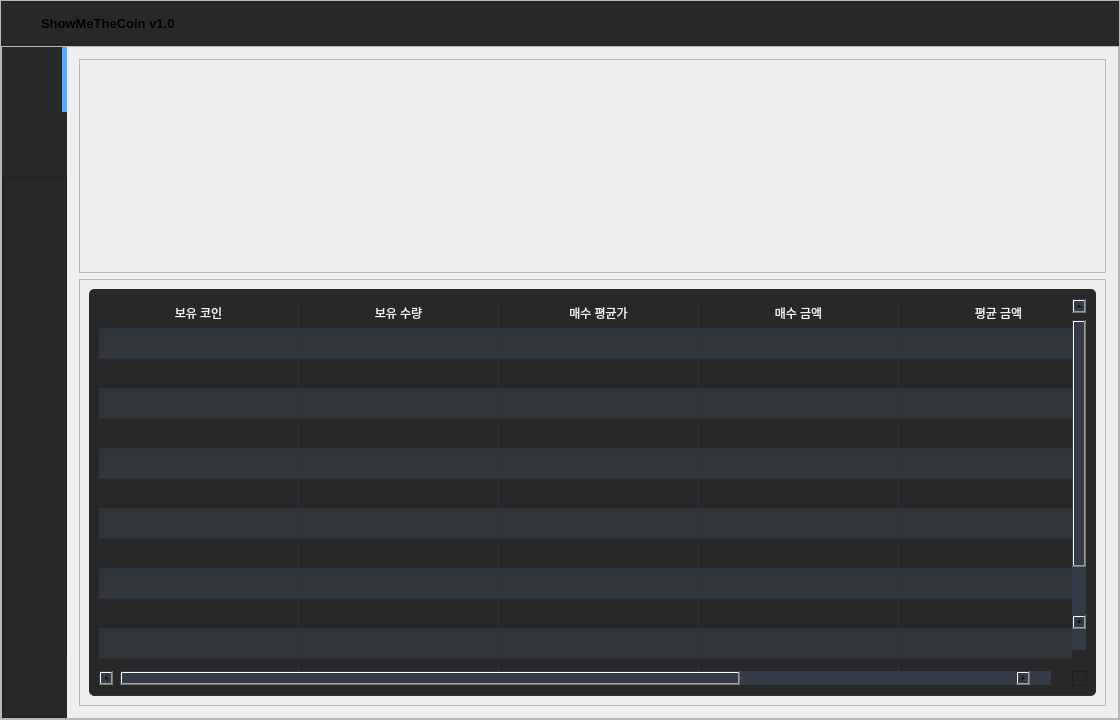
Old version of the form src/styles/ui/main.ui in the repository showmethecoin/upbit-trader.
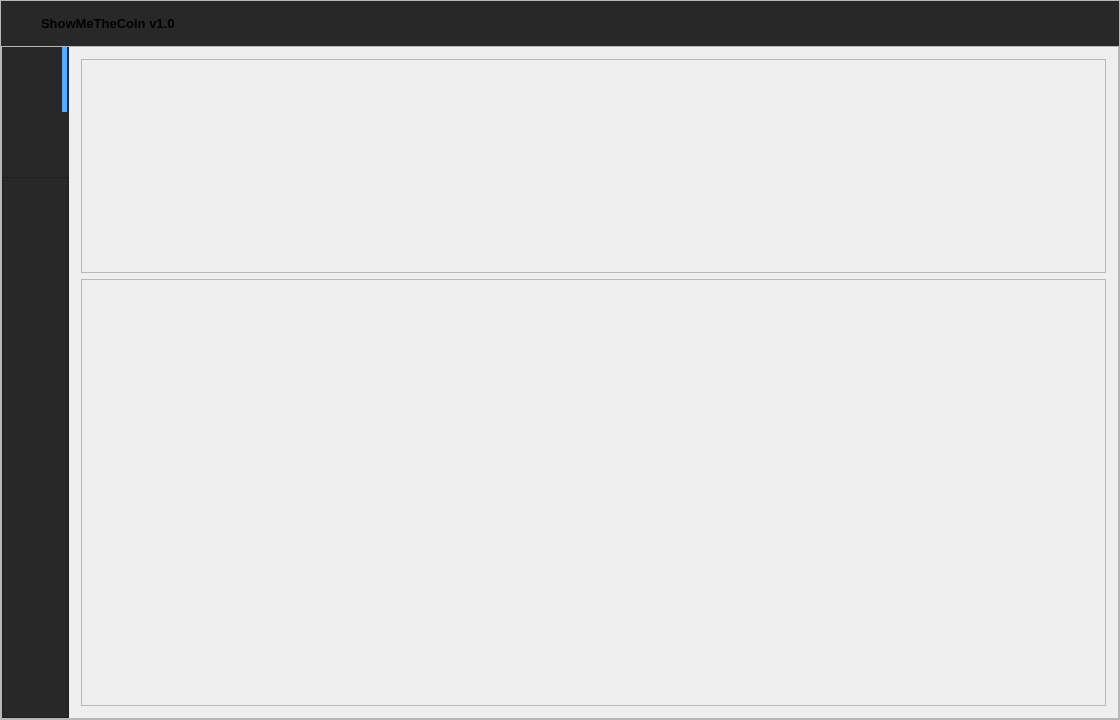
New version of the form. Icons and pictures are not drawn.

The edit to the form file:
```diff
--- a/src/styles/ui/main.ui
+++ b/src/styles/ui/main.ui
@@ -2611,544 +2611,7 @@
                 </property>
                 <layout class="QVBoxLayout" name="verticalLayout">
                  <item>
-                  <widget class="QTableWidget" name="tableWidget_2">
-                   <property name="sizePolicy">
-                    <sizepolicy hsizetype="Expanding" vsizetype="Expanding">
-                     <horstretch>0</horstretch>
-                     <verstretch>0</verstretch>
-                    </sizepolicy>
-                   </property>
-                   <property name="palette">
-                    <palette>
-                     <active>
-                      <colorrole role="WindowText">
-                       <brush brushstyle="SolidPattern">
-                        <color alpha="255">
-                         <red>239</red>
-                         <green>240</green>
-                         <blue>241</blue>
-                        </color>
-                       </brush>
-                      </colorrole>
-                      <colorrole role="Button">
-                       <brush brushstyle="SolidPattern">
-                        <color alpha="255">
-                         <red>40</red>
-                         <green>40</green>
-                         <blue>40</blue>
-                        </color>
-                       </brush>
-                      </colorrole>
-                      <colorrole role="Text">
-                       <brush brushstyle="SolidPattern">
-                        <color alpha="255">
-                         <red>239</red>
-                         <green>240</green>
-                         <blue>241</blue>
-                        </color>
-                       </brush>
-                      </colorrole>
-                      <colorrole role="ButtonText">
-                       <brush brushstyle="SolidPattern">
-                        <color alpha="255">
-                         <red>239</red>
-                         <green>240</green>
-                         <blue>241</blue>
-                        </color>
-                       </brush>
-                      </colorrole>
-                      <colorrole role="Base">
-                       <brush brushstyle="SolidPattern">
-                        <color alpha="255">
-                         <red>40</red>
-                         <green>40</green>
-                         <blue>40</blue>
-                        </color>
-                       </brush>
-                      </colorrole>
-                      <colorrole role="Window">
-                       <brush brushstyle="SolidPattern">
-                        <color alpha="255">
-                         <red>40</red>
-                         <green>40</green>
-                         <blue>40</blue>
-                        </color>
-                       </brush>
-                      </colorrole>
-                      <colorrole role="Highlight">
-                       <brush brushstyle="SolidPattern">
-                        <color alpha="255">
-                         <red>61</red>
-                         <green>174</green>
-                         <blue>233</blue>
-                        </color>
-                       </brush>
-                      </colorrole>
-                      <colorrole role="HighlightedText">
-                       <brush brushstyle="SolidPattern">
-                        <color alpha="255">
-                         <red>239</red>
-                         <green>240</green>
-                         <blue>241</blue>
-                        </color>
-                       </brush>
-                      </colorrole>
-                      <colorrole role="AlternateBase">
-                       <brush brushstyle="SolidPattern">
-                        <color alpha="255">
-                         <red>49</red>
-                         <green>54</green>
-                         <blue>59</blue>
-                        </color>
-                       </brush>
-                      </colorrole>
-                     </active>
-                     <inactive>
-                      <colorrole role="WindowText">
-                       <brush brushstyle="SolidPattern">
-                        <color alpha="255">
-                         <red>239</red>
-                         <green>240</green>
-                         <blue>241</blue>
-                        </color>
-                       </brush>
-                      </colorrole>
-                      <colorrole role="Button">
-                       <brush brushstyle="SolidPattern">
-                        <color alpha="255">
-                         <red>40</red>
-                         <green>40</green>
-                         <blue>40</blue>
-                        </color>
-                       </brush>
-                      </colorrole>
-                      <colorrole role="Text">
-                       <brush brushstyle="SolidPattern">
-                        <color alpha="255">
-                         <red>239</red>
-                         <green>240</green>
-                         <blue>241</blue>
-                        </color>
-                       </brush>
-                      </colorrole>
-                      <colorrole role="ButtonText">
-                       <brush brushstyle="SolidPattern">
-                        <color alpha="255">
-                         <red>239</red>
-                         <green>240</green>
-                         <blue>241</blue>
-                        </color>
-                       </brush>
-                      </colorrole>
-                      <colorrole role="Base">
-                       <brush brushstyle="SolidPattern">
-                        <color alpha="255">
-                         <red>40</red>
-                         <green>40</green>
-                         <blue>40</blue>
-                        </color>
-                       </brush>
-                      </colorrole>
-                      <colorrole role="Window">
-                       <brush brushstyle="SolidPattern">
-                        <color alpha="255">
-                         <red>40</red>
-                         <green>40</green>
-                         <blue>40</blue>
-                        </color>
-                       </brush>
-                      </colorrole>
-                      <colorrole role="Highlight">
-                       <brush brushstyle="SolidPattern">
-                        <color alpha="255">
-                         <red>61</red>
-                         <green>174</green>
-                         <blue>233</blue>
-                        </color>
-                       </brush>
-                      </colorrole>
-                      <colorrole role="HighlightedText">
-                       <brush brushstyle="SolidPattern">
-                        <color alpha="255">
-                         <red>239</red>
-                         <green>240</green>
-                         <blue>241</blue>
-                        </color>
-                       </brush>
-                      </colorrole>
-                      <colorrole role="AlternateBase">
-                       <brush brushstyle="SolidPattern">
-                        <color alpha="255">
-                         <red>49</red>
-                         <green>54</green>
-                         <blue>59</blue>
-                        </color>
-                       </brush>
-                      </colorrole>
-                     </inactive>
-                     <disabled>
-                      <colorrole role="WindowText">
-                       <brush brushstyle="SolidPattern">
-                        <color alpha="255">
-                         <red>69</red>
-                         <green>69</green>
-                         <blue>69</blue>
-                        </color>
-                       </brush>
-                      </colorrole>
-                      <colorrole role="Button">
-                       <brush brushstyle="SolidPattern">
-                        <color alpha="255">
-                         <red>40</red>
-                         <green>40</green>
-                         <blue>40</blue>
-                        </color>
-                       </brush>
-                      </colorrole>
-                      <colorrole role="Text">
-                       <brush brushstyle="SolidPattern">
-                        <color alpha="255">
-                         <red>69</red>
-                         <green>69</green>
-                         <blue>69</blue>
-                        </color>
-                       </brush>
-                      </colorrole>
-                      <colorrole role="ButtonText">
-                       <brush brushstyle="SolidPattern">
-                        <color alpha="255">
-                         <red>69</red>
-                         <green>69</green>
-                         <blue>69</blue>
-                        </color>
-                       </brush>
-                      </colorrole>
-                      <colorrole role="Base">
-                       <brush brushstyle="SolidPattern">
-                        <color alpha="255">
-                         <red>40</red>
-                         <green>40</green>
-                         <blue>40</blue>
-                        </color>
-                       </brush>
-                      </colorrole>
-                      <colorrole role="Window">
-                       <brush brushstyle="SolidPattern">
-                        <color alpha="255">
-                         <red>40</red>
-                         <green>40</green>
-                         <blue>40</blue>
-                        </color>
-                       </brush>
-                      </colorrole>
-                      <colorrole role="Highlight">
-                       <brush brushstyle="SolidPattern">
-                        <color alpha="255">
-                         <red>61</red>
-                         <green>174</green>
-                         <blue>233</blue>
-                        </color>
-                       </brush>
-                      </colorrole>
-                      <colorrole role="HighlightedText">
-                       <brush brushstyle="SolidPattern">
-                        <color alpha="255">
-                         <red>239</red>
-                         <green>240</green>
-                         <blue>241</blue>
-                        </color>
-                       </brush>
-                      </colorrole>
-                      <colorrole role="AlternateBase">
-                       <brush brushstyle="SolidPattern">
-                        <color alpha="255">
-                         <red>49</red>
-                         <green>54</green>
-                         <blue>59</blue>
-                        </color>
-                       </brush>
-                      </colorrole>
-                     </disabled>
-                    </palette>
-                   </property>
-                   <property name="styleSheet">
-                    <string notr="true">QTableWidget {	
-	/*background-color: rgb(39, 44, 54);*/
-	background-color: rgb(40,40,40);
-	padding: 10px;
-	border-radius: 5px;
-	gridline-color: rgb(44, 49, 60);
-	border-bottom: 1px solid rgb(44, 49, 60);
-}
-QTableWidget::item{
-	border-color: rgb(44, 49, 60);
-	padding-left: 5px;
-	padding-right: 5px;
-	gridline-color: rgb(44, 49, 60);
-}
-QTableWidget::item:selected{
-	background-color: rgb(85, 170, 255);
-}
-QScrollBar:horizontal {
-    border: none;
-    background: rgb(52, 59, 72);
-    height: 14px;
-    margin: 0px 21px 0 21px;
-	border-radius: 0px;
-}
- QScrollBar:vertical {
-	border: none;
-    background: rgb(52, 59, 72);
-    width: 14px;
-    margin: 21px 0 21px 0;
-	border-radius: 0px;
- }
-QHeaderView::section{
-	Background-color: rgb(39, 44, 54);
-	max-width: 30px;
-	border: 1px solid rgb(44, 49, 60);
-	border-style: none;
-    border-bottom: 1px solid rgb(44, 49, 60);
-    border-right: 1px solid rgb(44, 49, 60);
-}
-QTableWidget::horizontalHeader {	
-	background-color: rgb(81, 255, 0);
-}
-QHeaderView::section:horizontal
-{
-    border: 1px solid rgb(32, 34, 42);
-	background-color: rgb(27, 29, 35);
-	padding: 3px;
-	border-top-left-radius: 7px;
-    border-top-right-radius: 7px;
-}
-QHeaderView::section:vertical
-{
-    border: 1px solid rgb(44, 49, 60);
-}
-</string>
-                   </property>
-                   <property name="frameShape">
-                    <enum>QFrame::NoFrame</enum>
-                   </property>
-                   <property name="verticalScrollBarPolicy">
-                    <enum>Qt::ScrollBarAlwaysOn</enum>
-                   </property>
-                   <property name="sizeAdjustPolicy">
-                    <enum>QAbstractScrollArea::AdjustToContents</enum>
-                   </property>
-                   <property name="editTriggers">
-                    <set>QAbstractItemView::NoEditTriggers</set>
-                   </property>
-                   <property name="alternatingRowColors">
-                    <bool>true</bool>
-                   </property>
-                   <property name="selectionMode">
-                    <enum>QAbstractItemView::SingleSelection</enum>
-                   </property>
-                   <property name="selectionBehavior">
-                    <enum>QAbstractItemView::SelectRows</enum>
-                   </property>
-                   <property name="showGrid">
-                    <bool>true</bool>
-                   </property>
-                   <property name="gridStyle">
-                    <enum>Qt::SolidLine</enum>
-                   </property>
-                   <property name="sortingEnabled">
-                    <bool>false</bool>
-                   </property>
-                   <attribute name="horizontalHeaderVisible">
-                    <bool>false</bool>
-                   </attribute>
-                   <attribute name="horizontalHeaderCascadingSectionResizes">
-                    <bool>true</bool>
-                   </attribute>
-                   <attribute name="horizontalHeaderDefaultSectionSize">
-                    <number>200</number>
-                   </attribute>
-                   <attribute name="horizontalHeaderStretchLastSection">
-                    <bool>true</bool>
-                   </attribute>
-                   <attribute name="verticalHeaderVisible">
-                    <bool>false</bool>
-                   </attribute>
-                   <attribute name="verticalHeaderCascadingSectionResizes">
-                    <bool>false</bool>
-                   </attribute>
-                   <attribute name="verticalHeaderHighlightSections">
-                    <bool>false</bool>
-                   </attribute>
-                   <attribute name="verticalHeaderStretchLastSection">
-                    <bool>true</bool>
-                   </attribute>
-                   <row>
-                    <property name="text">
-                     <string>New Row</string>
-                    </property>
-                    <property name="font">
-                     <font>
-                      <family>Segoe UI</family>
-                     </font>
-                    </property>
-                   </row>
-                   <row>
-                    <property name="text">
-                     <string>New Row</string>
-                    </property>
-                   </row>
-                   <row>
-                    <property name="text">
-                     <string>New Row</string>
-                    </property>
-                   </row>
-                   <row>
-                    <property name="text">
-                     <string>New Row</string>
-                    </property>
-                   </row>
-                   <row>
-                    <property name="text">
-                     <string>New Row</string>
-                    </property>
-                   </row>
-                   <row>
-                    <property name="text">
-                     <string>New Row</string>
-                    </property>
-                   </row>
-                   <row>
-                    <property name="text">
-                     <string>New Row</string>
-                    </property>
-                   </row>
-                   <row>
-                    <property name="text">
-                     <string>New Row</string>
-                    </property>
-                   </row>
-                   <row>
-                    <property name="text">
-                     <string>New Row</string>
-                    </property>
-                   </row>
-                   <row>
-                    <property name="text">
-                     <string>New Row</string>
-                    </property>
-                   </row>
-                   <row>
-                    <property name="text">
-                     <string>New Row</string>
-                    </property>
-                   </row>
-                   <row>
-                    <property name="text">
-                     <string>New Row</string>
-                    </property>
-                   </row>
-                   <row>
-                    <property name="text">
-                     <string>New Row</string>
-                    </property>
-                   </row>
-                   <row>
-                    <property name="text">
-                     <string>New Row</string>
-                    </property>
-                   </row>
-                   <row>
-                    <property name="text">
-                     <string>New Row</string>
-                    </property>
-                   </row>
-                   <row>
-                    <property name="text">
-                     <string>New Row</string>
-                    </property>
-                   </row>
-                   <column>
-                    <property name="text">
-                     <string>0</string>
-                    </property>
-                   </column>
-                   <column>
-                    <property name="text">
-                     <string>1</string>
-                    </property>
-                   </column>
-                   <column>
-                    <property name="text">
-                     <string>2</string>
-                    </property>
-                    <property name="textAlignment">
-                     <set>AlignLeading|AlignVCenter</set>
-                    </property>
-                   </column>
-                   <column>
-                    <property name="text">
-                     <string>3</string>
-                    </property>
-                   </column>
-                   <column>
-                    <property name="text">
-                     <string>4</string>
-                    </property>
-                   </column>
-                   <column>
-                    <property name="text">
-                     <string>5</string>
-                    </property>
-                   </column>
-                   <item row="0" column="0">
-                    <property name="text">
-                     <string>보유 코인</string>
-                    </property>
-                    <property name="textAlignment">
-                     <set>AlignCenter</set>
-                    </property>
-                   </item>
-                   <item row="0" column="1">
-                    <property name="text">
-                     <string>보유 수량</string>
-                    </property>
-                    <property name="textAlignment">
-                     <set>AlignCenter</set>
-                    </property>
-                   </item>
-                   <item row="0" column="2">
-                    <property name="text">
-                     <string>매수 평균가</string>
-                    </property>
-                    <property name="textAlignment">
-                     <set>AlignCenter</set>
-                    </property>
-                   </item>
-                   <item row="0" column="3">
-                    <property name="text">
-                     <string>매수 금액</string>
-                    </property>
-                    <property name="textAlignment">
-                     <set>AlignCenter</set>
-                    </property>
-                   </item>
-                   <item row="0" column="4">
-                    <property name="text">
-                     <string>평균 금액</string>
-                    </property>
-                    <property name="textAlignment">
-                     <set>AlignCenter</set>
-                    </property>
-                   </item>
-                   <item row="0" column="5">
-                    <property name="text">
-                     <string>평가 손익</string>
-                    </property>
-                    <property name="textAlignment">
-                     <set>AlignCenter</set>
-                    </property>
-                   </item>
-                  </widget>
+                  <widget class="QWidget" name="detailholdinglist_widget" native="true"/>
                  </item>
                 </layout>
                </widget>
```
